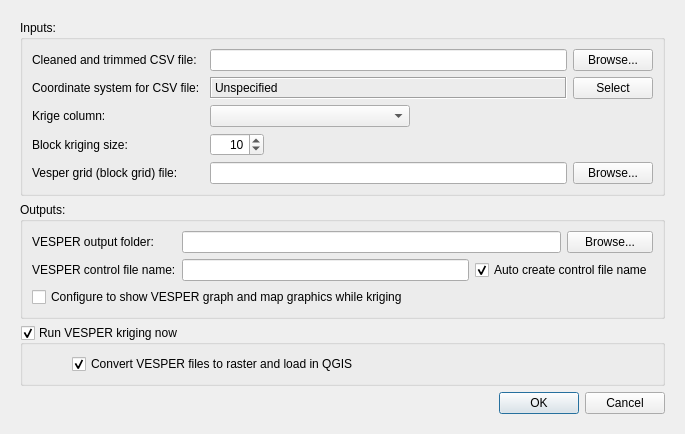
First picture: the form in pat/gui/preVesper_dialog_base.ui, repository CSIRO-Precision-Agriculture/PAT_QGIS_Plugin, before the edit.
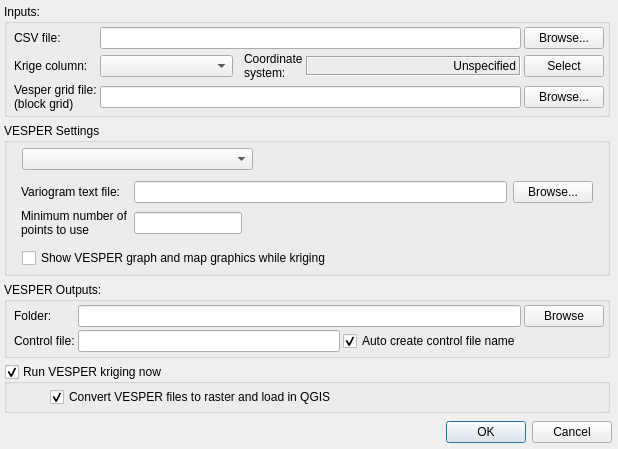
Second picture: the form after the edit.

Commit message: #26 Changes to allow low spatial denisty VESPER global kriging

Patch:
```diff
--- a/pat/gui/preVesper_dialog_base.ui
+++ b/pat/gui/preVesper_dialog_base.ui
@@ -10,7 +10,7 @@
     <x>0</x>
     <y>0</y>
     <width>651</width>
-    <height>411</height>
+    <height>428</height>
    </rect>
   </property>
   <property name="sizePolicy">
@@ -41,16 +41,439 @@
    <property name="sizeConstraint">
     <enum>QLayout::SetFixedSize</enum>
    </property>
+   <property name="leftMargin">
+    <number>2</number>
+   </property>
+   <property name="topMargin">
+    <number>2</number>
+   </property>
+   <property name="rightMargin">
+    <number>6</number>
+   </property>
+   <property name="bottomMargin">
+    <number>6</number>
+   </property>
    <item row="0" column="0" colspan="2">
     <widget class="QFrame" name="fraMain">
      <property name="sizePolicy">
-      <sizepolicy hsizetype="MinimumExpanding" vsizetype="Preferred">
+      <sizepolicy hsizetype="MinimumExpanding" vsizetype="Fixed">
        <horstretch>0</horstretch>
        <verstretch>0</verstretch>
       </sizepolicy>
      </property>
-     <layout class="QFormLayout" name="formLayout_2">
-      <item row="0" column="0" colspan="2">
+     <layout class="QGridLayout" name="gridLayout_12">
+      <property name="margin">
+       <number>2</number>
+      </property>
+      <item row="2" column="0">
+       <widget class="QGroupBox" name="gbOutputs">
+        <property name="sizePolicy">
+         <sizepolicy hsizetype="MinimumExpanding" vsizetype="Maximum">
+          <horstretch>0</horstretch>
+          <verstretch>0</verstretch>
+         </sizepolicy>
+        </property>
+        <property name="title">
+         <string>VESPER Outputs:</string>
+        </property>
+        <layout class="QGridLayout" name="gridLayout_11">
+         <property name="margin">
+          <number>3</number>
+         </property>
+         <property name="spacing">
+          <number>3</number>
+         </property>
+         <item row="0" column="0">
+          <layout class="QGridLayout" name="gridLayout_5">
+           <item row="0" column="0">
+            <widget class="QLabel" name="lblVesperFold">
+             <property name="toolTip">
+              <string>&lt;html&gt;&lt;head/&gt;&lt;body&gt;&lt;p&gt;The Folder used for Vesper processing. A sub-folder called &lt;span style=&quot; font-weight:600;&quot;&gt;Vesper&lt;/span&gt; will be created.&lt;/p&gt;&lt;/body&gt;&lt;/html&gt;</string>
+             </property>
+             <property name="statusTip">
+              <string/>
+             </property>
+             <property name="whatsThis">
+              <string>The Folder used for Vesper processing. A sub-folder called Vesper will be created.</string>
+             </property>
+             <property name="text">
+              <string>Folder: </string>
+             </property>
+             <property name="indent">
+              <number>4</number>
+             </property>
+            </widget>
+           </item>
+           <item row="0" column="1" colspan="2">
+            <widget class="QLineEdit" name="lneVesperFold">
+             <property name="toolTip">
+              <string>&lt;html&gt;&lt;head/&gt;&lt;body&gt;&lt;p&gt;The Folder used for Vesper processing. A sub-folder called &lt;span style=&quot; font-weight:600;&quot;&gt;Vesper&lt;/span&gt; will be created.&lt;/p&gt;&lt;/body&gt;&lt;/html&gt;</string>
+             </property>
+            </widget>
+           </item>
+           <item row="0" column="3">
+            <widget class="QPushButton" name="cmdVesperFold">
+             <property name="sizePolicy">
+              <sizepolicy hsizetype="Minimum" vsizetype="Fixed">
+               <horstretch>0</horstretch>
+               <verstretch>0</verstretch>
+              </sizepolicy>
+             </property>
+             <property name="toolTip">
+              <string/>
+             </property>
+             <property name="text">
+              <string>Browse</string>
+             </property>
+            </widget>
+           </item>
+           <item row="1" column="0">
+            <widget class="QLabel" name="lblCtrlFile">
+             <property name="toolTip">
+              <string>&lt;html&gt;&lt;head/&gt;&lt;body&gt;&lt;p&gt;The Folder used for Vesper processing. A sub-folder called &lt;span style=&quot; font-weight:600;&quot;&gt;Vesper&lt;/span&gt; will be created.&lt;/p&gt;&lt;/body&gt;&lt;/html&gt;</string>
+             </property>
+             <property name="statusTip">
+              <string/>
+             </property>
+             <property name="whatsThis">
+              <string>The Folder used for Vesper processing. A sub-folder called Vesper will be created.</string>
+             </property>
+             <property name="text">
+              <string>Control file:</string>
+             </property>
+             <property name="wordWrap">
+              <bool>true</bool>
+             </property>
+             <property name="indent">
+              <number>4</number>
+             </property>
+            </widget>
+           </item>
+           <item row="1" column="1">
+            <widget class="QLineEdit" name="lneCtrlFile">
+             <property name="toolTip">
+              <string>&lt;html&gt;&lt;head/&gt;&lt;body&gt;&lt;p&gt;The Folder used for Vesper processing. A sub-folder called &lt;span style=&quot; font-weight:600;&quot;&gt;Vesper&lt;/span&gt; will be created.&lt;/p&gt;&lt;/body&gt;&lt;/html&gt;</string>
+             </property>
+            </widget>
+           </item>
+           <item row="1" column="2">
+            <widget class="QCheckBox" name="chkAutoCtrlFileName">
+             <property name="statusTip">
+              <string>Check to display the graph and map graphics while kriging. Graphics will slow down the Kriging processing.</string>
+             </property>
+             <property name="text">
+              <string>Auto create control file name</string>
+             </property>
+             <property name="checked">
+              <bool>true</bool>
+             </property>
+            </widget>
+           </item>
+          </layout>
+         </item>
+        </layout>
+       </widget>
+      </item>
+      <item row="1" column="0">
+       <widget class="QGroupBox" name="gbVesperParameters">
+        <property name="sizePolicy">
+         <sizepolicy hsizetype="MinimumExpanding" vsizetype="Maximum">
+          <horstretch>0</horstretch>
+          <verstretch>0</verstretch>
+         </sizepolicy>
+        </property>
+        <property name="title">
+         <string>VESPER Settings</string>
+        </property>
+        <layout class="QGridLayout" name="gridLayout_10">
+         <property name="margin">
+          <number>2</number>
+         </property>
+         <item row="0" column="0">
+          <layout class="QGridLayout" name="gridLayout_9">
+           <property name="verticalSpacing">
+            <number>2</number>
+           </property>
+           <property name="margin">
+            <number>3</number>
+           </property>
+           <item row="0" column="1">
+            <widget class="QComboBox" name="cboMethod">
+             <property name="sizePolicy">
+              <sizepolicy hsizetype="Fixed" vsizetype="Fixed">
+               <horstretch>0</horstretch>
+               <verstretch>0</verstretch>
+              </sizepolicy>
+             </property>
+             <property name="minimumSize">
+              <size>
+               <width>231</width>
+               <height>0</height>
+              </size>
+             </property>
+            </widget>
+           </item>
+           <item row="2" column="0">
+            <spacer name="horizontalSpacer_6">
+             <property name="orientation">
+              <enum>Qt::Horizontal</enum>
+             </property>
+             <property name="sizeType">
+              <enum>QSizePolicy::Fixed</enum>
+             </property>
+             <property name="sizeHint" stdset="0">
+              <size>
+               <width>4</width>
+               <height>20</height>
+              </size>
+             </property>
+            </spacer>
+           </item>
+           <item row="2" column="1" colspan="2">
+            <widget class="QCheckBox" name="chkDisplayGraphics">
+             <property name="statusTip">
+              <string>Check to display the graph and map graphics while kriging. Graphics will slow down the Kriging processing.</string>
+             </property>
+             <property name="text">
+              <string>Show VESPER graph and map graphics while kriging</string>
+             </property>
+            </widget>
+           </item>
+           <item row="1" column="0" colspan="3">
+            <widget class="QStackedWidget" name="stackedWidget">
+             <property name="sizePolicy">
+              <sizepolicy hsizetype="Preferred" vsizetype="Fixed">
+               <horstretch>0</horstretch>
+               <verstretch>0</verstretch>
+              </sizepolicy>
+             </property>
+             <property name="minimumSize">
+              <size>
+               <width>0</width>
+               <height>20</height>
+              </size>
+             </property>
+             <property name="frameShape">
+              <enum>QFrame::NoFrame</enum>
+             </property>
+             <property name="lineWidth">
+              <number>1</number>
+             </property>
+             <property name="currentIndex">
+              <number>1</number>
+             </property>
+             <widget class="QWidget" name="pgeHigh">
+              <property name="sizePolicy">
+               <sizepolicy hsizetype="Preferred" vsizetype="Fixed">
+                <horstretch>0</horstretch>
+                <verstretch>0</verstretch>
+               </sizepolicy>
+              </property>
+              <layout class="QGridLayout" name="gridLayout_8">
+               <item row="0" column="0">
+                <layout class="QGridLayout" name="gridLayout_7">
+                 <property name="sizeConstraint">
+                  <enum>QLayout::SetMinimumSize</enum>
+                 </property>
+                 <item row="0" column="1">
+                  <widget class="QDoubleSpinBox" name="dsbBlockKrigSize">
+                   <property name="toolTip">
+                    <string>The size to apply to block kriging in coordinate system units.</string>
+                   </property>
+                   <property name="whatsThis">
+                    <string>The size to apply to block kriging in coordinate system units.</string>
+                   </property>
+                   <property name="alignment">
+                    <set>Qt::AlignRight|Qt::AlignTrailing|Qt::AlignVCenter</set>
+                   </property>
+                   <property name="decimals">
+                    <number>0</number>
+                   </property>
+                   <property name="minimum">
+                    <double>0.000000000000000</double>
+                   </property>
+                   <property name="maximum">
+                    <double>1000.000000000000000</double>
+                   </property>
+                   <property name="singleStep">
+                    <double>5.000000000000000</double>
+                   </property>
+                   <property name="value">
+                    <double>10.000000000000000</double>
+                   </property>
+                  </widget>
+                 </item>
+                 <item row="0" column="0">
+                  <widget class="QLabel" name="lblBlockKrigSize">
+                   <property name="sizePolicy">
+                    <sizepolicy hsizetype="Fixed" vsizetype="Fixed">
+                     <horstretch>0</horstretch>
+                     <verstretch>0</verstretch>
+                    </sizepolicy>
+                   </property>
+                   <property name="statusTip">
+                    <string>The size to apply to block kriging in coordinate system units.</string>
+                   </property>
+                   <property name="text">
+                    <string>Block kriging size:</string>
+                   </property>
+                  </widget>
+                 </item>
+                 <item row="0" column="2">
+                  <spacer name="horizontalSpacer_3">
+                   <property name="orientation">
+                    <enum>Qt::Horizontal</enum>
+                   </property>
+                   <property name="sizeHint" stdset="0">
+                    <size>
+                     <width>200</width>
+                     <height>20</height>
+                    </size>
+                   </property>
+                  </spacer>
+                 </item>
+                 <item row="1" column="0">
+                  <spacer name="verticalSpacer_3">
+                   <property name="orientation">
+                    <enum>Qt::Vertical</enum>
+                   </property>
+                   <property name="sizeType">
+                    <enum>QSizePolicy::Fixed</enum>
+                   </property>
+                   <property name="sizeHint" stdset="0">
+                    <size>
+                     <width>20</width>
+                     <height>20</height>
+                    </size>
+                   </property>
+                  </spacer>
+                 </item>
+                </layout>
+               </item>
+              </layout>
+             </widget>
+             <widget class="QWidget" name="pgeLow">
+              <layout class="QGridLayout" name="gridLayout_4">
+               <item row="0" column="0">
+                <layout class="QGridLayout" name="gridLayout">
+                 <property name="leftMargin">
+                  <number>0</number>
+                 </property>
+                 <item row="0" column="0">
+                  <widget class="QLabel" name="lblVariogramFile">
+                   <property name="sizePolicy">
+                    <sizepolicy hsizetype="Fixed" vsizetype="Fixed">
+                     <horstretch>0</horstretch>
+                     <verstretch>0</verstretch>
+                    </sizepolicy>
+                   </property>
+                   <property name="toolTip">
+                    <string>Variogram text file:</string>
+                   </property>
+                   <property name="text">
+                    <string>Variogram text file:</string>
+                   </property>
+                   <property name="wordWrap">
+                    <bool>true</bool>
+                   </property>
+                   <property name="indent">
+                    <number>0</number>
+                   </property>
+                  </widget>
+                 </item>
+                 <item row="1" column="1">
+                  <widget class="QLineEdit" name="lneMinPointCount">
+                   <property name="sizePolicy">
+                    <sizepolicy hsizetype="Fixed" vsizetype="Fixed">
+                     <horstretch>0</horstretch>
+                     <verstretch>0</verstretch>
+                    </sizepolicy>
+                   </property>
+                   <property name="maxLength">
+                    <number>10</number>
+                   </property>
+                  </widget>
+                 </item>
+                 <item row="1" column="0">
+                  <widget class="QLabel" name="lblMinPoints">
+                   <property name="text">
+                    <string>Minimum number of 
+points to use</string>
+                   </property>
+                   <property name="alignment">
+                    <set>Qt::AlignLeading|Qt::AlignLeft|Qt::AlignVCenter</set>
+                   </property>
+                  </widget>
+                 </item>
+                 <item row="1" column="2" colspan="2">
+                  <spacer name="horizontalSpacer_2">
+                   <property name="orientation">
+                    <enum>Qt::Horizontal</enum>
+                   </property>
+                   <property name="sizeHint" stdset="0">
+                    <size>
+                     <width>338</width>
+                     <height>20</height>
+                    </size>
+                   </property>
+                  </spacer>
+                 </item>
+                 <item row="0" column="1" colspan="2">
+                  <widget class="QLineEdit" name="lneVariogramFile">
+                   <property name="toolTip">
+                    <string>&lt;html&gt;&lt;head/&gt;&lt;body&gt;&lt;p&gt;The Vesper Grid file (&lt;span style=&quot; font-weight:600;&quot;&gt;*_v.txt&lt;/span&gt;) created using the Block Grid tool representing the area to Krig&lt;/p&gt;&lt;/body&gt;&lt;/html&gt;</string>
+                   </property>
+                   <property name="whatsThis">
+                    <string/>
+                   </property>
+                   <property name="readOnly">
+                    <bool>false</bool>
+                   </property>
+                  </widget>
+                 </item>
+                 <item row="0" column="3">
+                  <widget class="QPushButton" name="cmdVariogramFile">
+                   <property name="enabled">
+                    <bool>true</bool>
+                   </property>
+                   <property name="sizePolicy">
+                    <sizepolicy hsizetype="Fixed" vsizetype="Fixed">
+                     <horstretch>0</horstretch>
+                     <verstretch>0</verstretch>
+                    </sizepolicy>
+                   </property>
+                   <property name="maximumSize">
+                    <size>
+                     <width>16777215</width>
+                     <height>16777215</height>
+                    </size>
+                   </property>
+                   <property name="toolTip">
+                    <string/>
+                   </property>
+                   <property name="whatsThis">
+                    <string/>
+                   </property>
+                   <property name="text">
+                    <string>Browse...</string>
+                   </property>
+                   <property name="flat">
+                    <bool>false</bool>
+                   </property>
+                  </widget>
+                 </item>
+                </layout>
+               </item>
+              </layout>
+             </widget>
+            </widget>
+           </item>
+          </layout>
+         </item>
+        </layout>
+       </widget>
+      </item>
+      <item row="0" column="0">
        <widget class="QGroupBox" name="gbInput">
         <property name="sizePolicy">
          <sizepolicy hsizetype="MinimumExpanding" vsizetype="Maximum">
@@ -58,19 +481,34 @@
           <verstretch>0</verstretch>
          </sizepolicy>
         </property>
+        <property name="minimumSize">
+         <size>
+          <width>521</width>
+          <height>0</height>
+         </size>
+        </property>
         <property name="title">
          <string>Inputs:</string>
         </property>
         <property name="checkable">
          <bool>false</bool>
         </property>
-        <layout class="QGridLayout" name="gridLayout_5">
-         <item row="0" column="0">
-          <layout class="QGridLayout" name="gridLayout_4">
-           <item row="0" column="0">
+        <layout class="QFormLayout" name="formLayout_2">
+         <property name="horizontalSpacing">
+          <number>3</number>
+         </property>
+         <property name="verticalSpacing">
+          <number>3</number>
+         </property>
+         <property name="margin">
+          <number>3</number>
+         </property>
+         <item row="0" column="0" colspan="2">
+          <layout class="QGridLayout" name="gridLayout_2">
+           <item row="0" column="1">
             <widget class="QLabel" name="lblInCSVFile">
              <property name="sizePolicy">
-              <sizepolicy hsizetype="MinimumExpanding" vsizetype="Minimum">
+              <sizepolicy hsizetype="Fixed" vsizetype="Minimum">
                <horstretch>0</horstretch>
                <verstretch>0</verstretch>
               </sizepolicy>
@@ -79,33 +517,14 @@
               <string>The Cleaned and Trimmed CSV file to be used for kriging.</string>
              </property>
              <property name="text">
-              <string>Cleaned and trimmed CSV file:  </string>
+              <string>CSV file:  </string>
              </property>
              <property name="indent">
               <number>0</number>
              </property>
             </widget>
            </item>
-           <item row="0" column="1" colspan="3">
-            <widget class="QLineEdit" name="lneInCSVFile">
-             <property name="minimumSize">
-              <size>
-               <width>353</width>
-               <height>0</height>
-              </size>
-             </property>
-             <property name="toolTip">
-              <string>The Cleaned and Trimmed CSV file to be used for kriging.</string>
-             </property>
-             <property name="whatsThis">
-              <string/>
-             </property>
-             <property name="readOnly">
-              <bool>false</bool>
-             </property>
-            </widget>
-           </item>
-           <item row="0" column="4">
+           <item row="0" column="5">
             <widget class="QPushButton" name="cmdInCSVFile">
              <property name="enabled">
               <bool>true</bool>
@@ -130,70 +549,13 @@
              </property>
             </widget>
            </item>
-           <item row="1" column="0">
-            <widget class="QLabel" name="lblInCRSTitle">
-             <property name="enabled">
-              <bool>true</bool>
-             </property>
-             <property name="sizePolicy">
-              <sizepolicy hsizetype="MinimumExpanding" vsizetype="Preferred">
-               <horstretch>0</horstretch>
-               <verstretch>0</verstretch>
-              </sizepolicy>
-             </property>
-             <property name="text">
-              <string>Coordinate system for CSV file:</string>
-             </property>
-            </widget>
-           </item>
-           <item row="1" column="1" colspan="3">
-            <widget class="QLabel" name="lblInCRS">
-             <property name="enabled">
-              <bool>true</bool>
-             </property>
-             <property name="sizePolicy">
-              <sizepolicy hsizetype="Expanding" vsizetype="MinimumExpanding">
-               <horstretch>0</horstretch>
-               <verstretch>0</verstretch>
-              </sizepolicy>
-             </property>
-             <property name="minimumSize">
-              <size>
-               <width>215</width>
-               <height>0</height>
-              </size>
-             </property>
-             <property name="baseSize">
-              <size>
-               <width>0</width>
-               <height>0</height>
-              </size>
-             </property>
-             <property name="frameShape">
-              <enum>QFrame::Box</enum>
-             </property>
-             <property name="frameShadow">
-              <enum>QFrame::Sunken</enum>
-             </property>
-             <property name="text">
-              <string>Unspecified</string>
-             </property>
-            </widget>
-           </item>
-           <item row="1" column="4">
-            <widget class="QPushButton" name="cmdInCRS">
-             <property name="text">
-              <string>Select</string>
-             </property>
-            </widget>
-           </item>
-           <item row="2" column="0">
+           <item row="1" column="1">
             <widget class="QLabel" name="lblKrigColumn">
              <property name="enabled">
               <bool>true</bool>
              </property>
              <property name="sizePolicy">
-              <sizepolicy hsizetype="MinimumExpanding" vsizetype="Preferred">
+              <sizepolicy hsizetype="Fixed" vsizetype="MinimumExpanding">
                <horstretch>0</horstretch>
                <verstretch>0</verstretch>
               </sizepolicy>
@@ -206,20 +568,39 @@
              </property>
             </widget>
            </item>
-           <item row="2" column="1" colspan="2">
+           <item row="0" column="2" colspan="3">
+            <widget class="QLineEdit" name="lneInCSVFile">
+             <property name="minimumSize">
+              <size>
+               <width>353</width>
+               <height>0</height>
+              </size>
+             </property>
+             <property name="toolTip">
+              <string>The Cleaned and Trimmed CSV file to be used for kriging.</string>
+             </property>
+             <property name="whatsThis">
+              <string/>
+             </property>
+             <property name="readOnly">
+              <bool>false</bool>
+             </property>
+            </widget>
+           </item>
+           <item row="1" column="2">
             <widget class="QComboBox" name="cboKrigColumn">
              <property name="enabled">
               <bool>true</bool>
              </property>
              <property name="sizePolicy">
-              <sizepolicy hsizetype="Fixed" vsizetype="Fixed">
+              <sizepolicy hsizetype="Expanding" vsizetype="Fixed">
                <horstretch>0</horstretch>
                <verstretch>0</verstretch>
               </sizepolicy>
              </property>
              <property name="minimumSize">
               <size>
-               <width>200</width>
+               <width>133</width>
                <height>0</height>
               </size>
              </property>
@@ -243,80 +624,74 @@
              </property>
             </widget>
            </item>
-           <item row="2" column="3">
-            <spacer name="horizontalSpacer_2">
-             <property name="orientation">
-              <enum>Qt::Horizontal</enum>
+           <item row="1" column="3">
+            <widget class="QLabel" name="lblInCRSTitle">
+             <property name="enabled">
+              <bool>true</bool>
              </property>
-             <property name="sizeHint" stdset="0">
-              <size>
-               <width>145</width>
-               <height>20</height>
-              </size>
-             </property>
-            </spacer>
-           </item>
-           <item row="3" column="0">
-            <widget class="QLabel" name="lblBlockKrigSize">
              <property name="sizePolicy">
-              <sizepolicy hsizetype="MinimumExpanding" vsizetype="Preferred">
+              <sizepolicy hsizetype="Fixed" vsizetype="MinimumExpanding">
                <horstretch>0</horstretch>
                <verstretch>0</verstretch>
               </sizepolicy>
              </property>
-             <property name="statusTip">
-              <string>The size to apply to block kriging in coordinate system units.</string>
-             </property>
              <property name="text">
-              <string>Block kriging size:</string>
+              <string>Coordinate 
+system:</string>
+             </property>
+             <property name="indent">
+              <number>8</number>
              </property>
             </widget>
            </item>
-           <item row="3" column="1">
-            <widget class="QDoubleSpinBox" name="dsbBlockKrigSize">
-             <property name="toolTip">
-              <string>The size to apply to block kriging in coordinate system units.</string>
+           <item row="1" column="4">
+            <widget class="QLabel" name="lblInCRS">
+             <property name="enabled">
+              <bool>true</bool>
              </property>
-             <property name="whatsThis">
-              <string>The size to apply to block kriging in coordinate system units.</string>
+             <property name="sizePolicy">
+              <sizepolicy hsizetype="Expanding" vsizetype="Fixed">
+               <horstretch>0</horstretch>
+               <verstretch>0</verstretch>
+              </sizepolicy>
+             </property>
+             <property name="minimumSize">
+              <size>
+               <width>215</width>
+               <height>20</height>
+              </size>
+             </property>
+             <property name="baseSize">
+              <size>
+               <width>0</width>
+               <height>0</height>
+              </size>
+             </property>
+             <property name="frameShape">
+              <enum>QFrame::Box</enum>
+             </property>
+             <property name="frameShadow">
+              <enum>QFrame::Sunken</enum>
+             </property>
+             <property name="text">
+              <string>Unspecified</string>
              </property>
              <property name="alignment">
               <set>Qt::AlignRight|Qt::AlignTrailing|Qt::AlignVCenter</set>
              </property>
-             <property name="decimals">
-              <number>0</number>
-             </property>
-             <property name="minimum">
-              <double>0.000000000000000</double>
-             </property>
-             <property name="maximum">
-              <double>1000.000000000000000</double>
-             </property>
-             <property name="singleStep">
-              <double>5.000000000000000</double>
-             </property>
-             <property name="value">
-              <double>10.000000000000000</double>
-             </property>
             </widget>
            </item>
-           <item row="3" column="2">
-            <spacer name="horizontalSpacer_3">
-             <property name="orientation">
-              <enum>Qt::Horizontal</enum>
+           <item row="1" column="5">
+            <widget class="QPushButton" name="cmdInCRS">
+             <property name="text">
+              <string>Select</string>
              </property>
-             <property name="sizeHint" stdset="0">
-              <size>
-               <width>146</width>
-               <height>20</height>
-              </size>
-             </property>
-            </spacer>
+            </widget>
            </item>
-           <item row="4" column="0">
+           <item row="2" column="1">
             <widget class="QLabel" name="lblInGridFile">
              <property name="sizePolicy">
-              <sizepolicy hsizetype="MinimumExpanding" vsizetype="Minimum">
+              <sizepolicy hsizetype="Fixed" vsizetype="Minimum">
                <horstretch>0</horstretch>
                <verstretch>0</verstretch>
               </sizepolicy>
@@ -325,39 +700,15 @@
               <string>&lt;html&gt;&lt;head/&gt;&lt;body&gt;&lt;p&gt;The Vesper Grid file (&lt;span style=&quot; font-weight:600;&quot;&gt;*_v.txt&lt;/span&gt;) created using the Block Grid tool representing the area to Krig&lt;/p&gt;&lt;/body&gt;&lt;/html&gt;</string>
              </property>
              <property name="text">
-              <string>Vesper grid (block grid) file:</string>
+              <string>Vesper grid file:
+(block grid)</string>
              </property>
              <property name="indent">
               <number>0</number>
              </property>
             </widget>
            </item>
-           <item row="4" column="4">
-            <widget class="QPushButton" name="cmdInGridFile">
-             <property name="enabled">
-              <bool>true</bool>
-             </property>
-             <property name="maximumSize">
-              <size>
-               <width>16777215</width>
-               <height>16777215</height>
-              </size>
-             </property>
-             <property name="toolTip">
-              <string/>
-             </property>
-             <property name="whatsThis">
-              <string/>
-             </property>
-             <property name="text">
-              <string>Browse...</string>
-             </property>
-             <property name="flat">
-              <bool>false</bool>
-             </property>
-            </widget>
-           </item>
-           <item row="4" column="1" colspan="3">
+           <item row="2" column="2" colspan="3">
             <widget class="QLineEdit" name="lneInGridFile">
              <property name="toolTip">
               <string>&lt;html&gt;&lt;head/&gt;&lt;body&gt;&lt;p&gt;The Vesper Grid file (&lt;span style=&quot; font-weight:600;&quot;&gt;*_v.txt&lt;/span&gt;) created using the Block Grid tool representing the area to Krig&lt;/p&gt;&lt;/body&gt;&lt;/html&gt;</string>
@@ -370,116 +721,53 @@
              </property>
             </widget>
            </item>
-          </layout>
-         </item>
-        </layout>
-       </widget>
-      </item>
-      <item row="1" column="0" colspan="2">
-       <widget class="QGroupBox" name="gbOutputs">
-        <property name="sizePolicy">
-         <sizepolicy hsizetype="MinimumExpanding" vsizetype="Maximum">
-          <horstretch>0</horstretch>
-          <verstretch>0</verstretch>
-         </sizepolicy>
-        </property>
-        <property name="title">
-         <string>Outputs:</string>
-        </property>
-        <layout class="QGridLayout" name="gridLayout_2">
-         <item row="0" column="0">
-          <layout class="QGridLayout" name="gridLayout">
-           <item row="0" column="0">
-            <widget class="QLabel" name="lblVesperFold">
-             <property name="toolTip">
-              <string>&lt;html&gt;&lt;head/&gt;&lt;body&gt;&lt;p&gt;The Folder used for Vesper processing. A sub-folder called &lt;span style=&quot; font-weight:600;&quot;&gt;Vesper&lt;/span&gt; will be created.&lt;/p&gt;&lt;/body&gt;&lt;/html&gt;</string>
-             </property>
-             <property name="statusTip">
-              <string/>
-             </property>
-             <property name="whatsThis">
-              <string>The Folder used for Vesper processing. A sub-folder called Vesper will be created.</string>
-             </property>
-             <property name="text">
-              <string>VESPER output folder:</string>
-             </property>
-            </widget>
-           </item>
-           <item row="0" column="1" colspan="2">
-            <widget class="QLineEdit" name="lneVesperFold">
-             <property name="toolTip">
-              <string>&lt;html&gt;&lt;head/&gt;&lt;body&gt;&lt;p&gt;The Folder used for Vesper processing. A sub-folder called &lt;span style=&quot; font-weight:600;&quot;&gt;Vesper&lt;/span&gt; will be created.&lt;/p&gt;&lt;/body&gt;&lt;/html&gt;</string>
-             </property>
-            </widget>
-           </item>
-           <item row="0" column="3">
-            <widget class="QPushButton" name="cmdVesperFold">
-             <property name="sizePolicy">
-              <sizepolicy hsizetype="Minimum" vsizetype="Fixed">
-               <horstretch>0</horstretch>
-               <verstretch>0</verstretch>
-              </sizepolicy>
-             </property>
-             <property name="toolTip">
-              <string/>
-             </property>
-             <property name="text">
-              <string>Browse...</string>
-             </property>
-            </widget>
-           </item>
-           <item row="1" column="0">
-            <widget class="QLabel" name="lblCtrlFile">
-             <property name="toolTip">
-              <string>&lt;html&gt;&lt;head/&gt;&lt;body&gt;&lt;p&gt;The Folder used for Vesper processing. A sub-folder called &lt;span style=&quot; font-weight:600;&quot;&gt;Vesper&lt;/span&gt; will be created.&lt;/p&gt;&lt;/body&gt;&lt;/html&gt;</string>
-             </property>
-             <property name="statusTip">
-              <string/>
-             </property>
-             <property name="whatsThis">
-              <string>The Folder used for Vesper processing. A sub-folder called Vesper will be created.</string>
-             </property>
-             <property name="text">
-              <string>VESPER control file name:</string>
-             </property>
-            </widget>
-           </item>
-           <item row="1" column="1">
-            <widget class="QLineEdit" name="lneCtrlFile">
-             <property name="toolTip">
-              <string>&lt;html&gt;&lt;head/&gt;&lt;body&gt;&lt;p&gt;The Folder used for Vesper processing. A sub-folder called &lt;span style=&quot; font-weight:600;&quot;&gt;Vesper&lt;/span&gt; will be created.&lt;/p&gt;&lt;/body&gt;&lt;/html&gt;</string>
-             </property>
-            </widget>
-           </item>
-           <item row="1" column="2" colspan="2">
-            <widget class="QCheckBox" name="chkAutoCtrlFileName">
-             <property name="statusTip">
-              <string>Check to display the graph and map graphics while kriging. Graphics will slow down the Kriging processing.</string>
-             </property>
-             <property name="text">
-              <string>Auto create control file name</string>
-             </property>
-             <property name="checked">
+           <item row="2" column="5">
+            <widget class="QPushButton" name="cmdInGridFile">
+             <property name="enabled">
               <bool>true</bool>
              </property>
-            </widget>
-           </item>
-           <item row="2" column="0" colspan="2">
-            <widget class="QCheckBox" name="chkDisplayGraphics">
-             <property name="statusTip">
-              <string>Check to display the graph and map graphics while kriging. Graphics will slow down the Kriging processing.</string>
+             <property name="maximumSize">
+              <size>
+               <width>16777215</width>
+               <height>16777215</height>
+              </size>
+             </property>
+             <property name="toolTip">
+              <string/>
+             </property>
+             <property name="whatsThis">
+              <string/>
              </property>
              <property name="text">
-              <string>Configure to show VESPER graph and map graphics while kriging</string>
+              <string>Browse...</string>
+             </property>
+             <property name="flat">
+              <bool>false</bool>
              </property>
             </widget>
            </item>
+           <item row="0" column="0">
+            <spacer name="verticalSpacer_2">
+             <property name="orientation">
+              <enum>Qt::Vertical</enum>
+             </property>
+             <property name="sizeType">
+              <enum>QSizePolicy::Fixed</enum>
+             </property>
+             <property name="sizeHint" stdset="0">
+              <size>
+               <width>4</width>
+               <height>20</height>
+              </size>
+             </property>
+            </spacer>
+           </item>
           </layout>
          </item>
         </layout>
        </widget>
       </item>
-      <item row="2" column="0" colspan="2">
+      <item row="3" column="0">
        <widget class="QGroupBox" name="gbRunVesper">
         <property name="enabled">
          <bool>true</bool>
@@ -496,25 +784,15 @@
         <property name="checkable">
          <bool>true</bool>
         </property>
-        <layout class="QGridLayout" name="gridLayout_7">
+        <layout class="QGridLayout" name="gridLayout_6">
+         <property name="margin">
+          <number>3</number>
+         </property>
+         <property name="spacing">
+          <number>3</number>
+         </property>
          <item row="0" column="0">
           <layout class="QGridLayout" name="gridLayout_3">
-           <item row="0" column="0">
-            <spacer name="horizontalSpacer">
-             <property name="orientation">
-              <enum>Qt::Horizontal</enum>
-             </property>
-             <property name="sizeType">
-              <enum>QSizePolicy::Fixed</enum>
-             </property>
-             <property name="sizeHint" stdset="0">
-              <size>
-               <width>40</width>
-               <height>20</height>
-              </size>
-             </property>
-            </spacer>
-           </item>
            <item row="0" column="1" colspan="3">
             <widget class="QCheckBox" name="chkVesper2Raster">
              <property name="whatsThis">
@@ -528,24 +806,40 @@
              </property>
             </widget>
            </item>
+           <item row="0" column="0">
+            <spacer name="horizontalSpacer">
+             <property name="orientation">
+              <enum>Qt::Horizontal</enum>
+             </property>
+             <property name="sizeType">
+              <enum>QSizePolicy::Fixed</enum>
+             </property>
+             <property name="sizeHint" stdset="0">
+              <size>
+               <width>40</width>
+               <height>20</height>
+              </size>
+             </property>
+            </spacer>
+           </item>
           </layout>
          </item>
         </layout>
        </widget>
       </item>
-      <item row="3" column="0" colspan="2">
-       <widget class="QDialogButtonBox" name="buttonBox">
-        <property name="orientation">
-         <enum>Qt::Horizontal</enum>
-        </property>
-        <property name="standardButtons">
-         <set>QDialogButtonBox::Cancel|QDialogButtonBox::Ok</set>
-        </property>
-       </widget>
-      </item>
      </layout>
     </widget>
    </item>
+   <item row="1" column="0" colspan="2">
+    <widget class="QDialogButtonBox" name="buttonBox">
+     <property name="orientation">
+      <enum>Qt::Horizontal</enum>
+     </property>
+     <property name="standardButtons">
+      <set>QDialogButtonBox::Cancel|QDialogButtonBox::Ok</set>
+     </property>
+    </widget>
+   </item>
   </layout>
  </widget>
  <resources/>
```
The commit also changes 3 other files.
